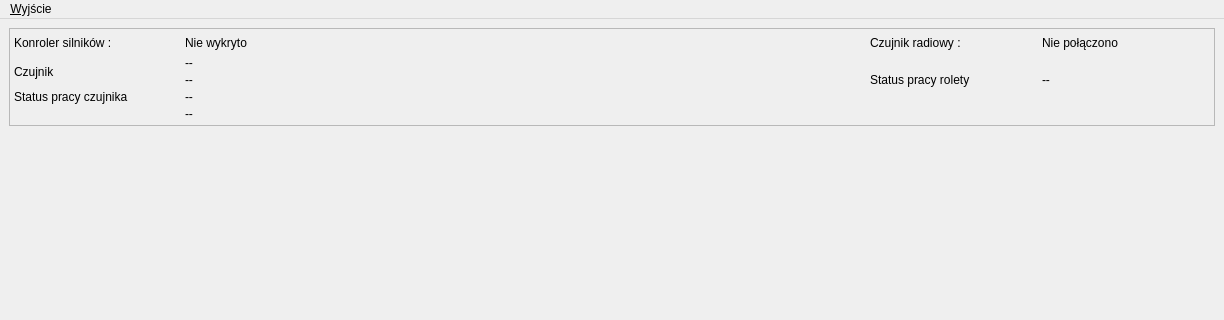
Before: the Qt Designer form PrzeplywomierzGUI/Aplikacja/miernikprzeplywu.ui in wiacekmarcin/StanowiskoOtwock, drawn with Qt 5; both pictures show x 0 to 1224 and y 0 to 320 of the 1224 by 869 pixel window.
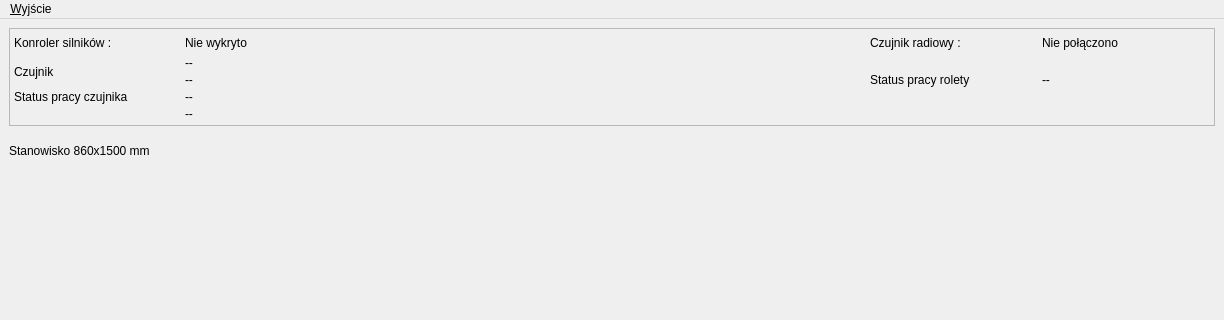
After: the same form once the commit is applied. The open tabs and pages were chosen to show the change. Icons and pictures are not drawn. Custom widgets are drawn as their Qt base class.

What changed in the file:
```diff
--- a/PrzeplywomierzGUI/Aplikacja/miernikprzeplywu.ui
+++ b/PrzeplywomierzGUI/Aplikacja/miernikprzeplywu.ui
@@ -333,6 +333,47 @@
         </item>
        </layout>
       </widget>
+
+      <widget class="QWidget" name="stanowisko860_1600prawe">
+       <layout class="QVBoxLayout" name="verticalLayout_7">
+        <property name="leftMargin">
+         <number>0</number>
+        </property>
+        <property name="rightMargin">
+         <number>0</number>
+        </property>
+        <item>
+         <widget class="QLabel" name="lstanowisko860x1500P">
+          <property name="sizePolicy">
+           <sizepolicy hsizetype="Preferred" vsizetype="Minimum">
+            <horstretch>0</horstretch>
+            <verstretch>0</verstretch>
+           </sizepolicy>
+          </property>
+          <property name="minimumSize">
+           <size>
+            <width>1200</width>
+            <height>20</height>
+           </size>
+          </property>
+          <property name="text">
+           <string>Stanowisko 860x1500 mm</string>
+          </property>
+         </widget>
+        </item>
+        <item>
+         <widget class="PozycjeRoleta" name="widget_860_1500prawe" native="true">
+          <property name="sizePolicy">
+           <sizepolicy hsizetype="MinimumExpanding" vsizetype="MinimumExpanding">
+            <horstretch>0</horstretch>
+            <verstretch>0</verstretch>
+           </sizepolicy>
+          </property>
+         </widget>
+        </item>
+       </layout>
+      </widget>
+
      </widget>
     </item>
    </layout>
```
Left out of the diff: 6 changed lines with no effect on the pictures.
